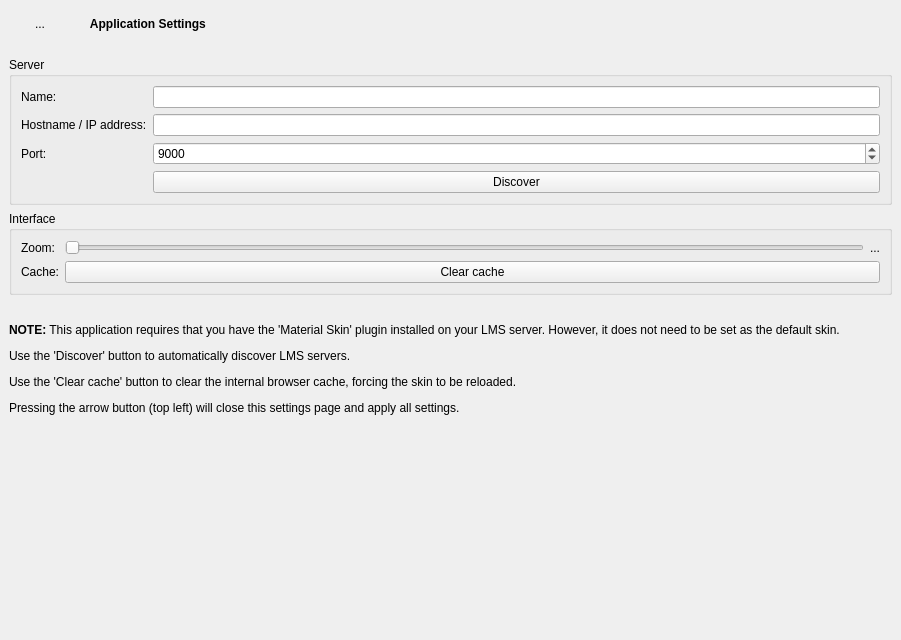
Qt form src/settingswidget.ui (CDrummond/melodeon) before a commit.
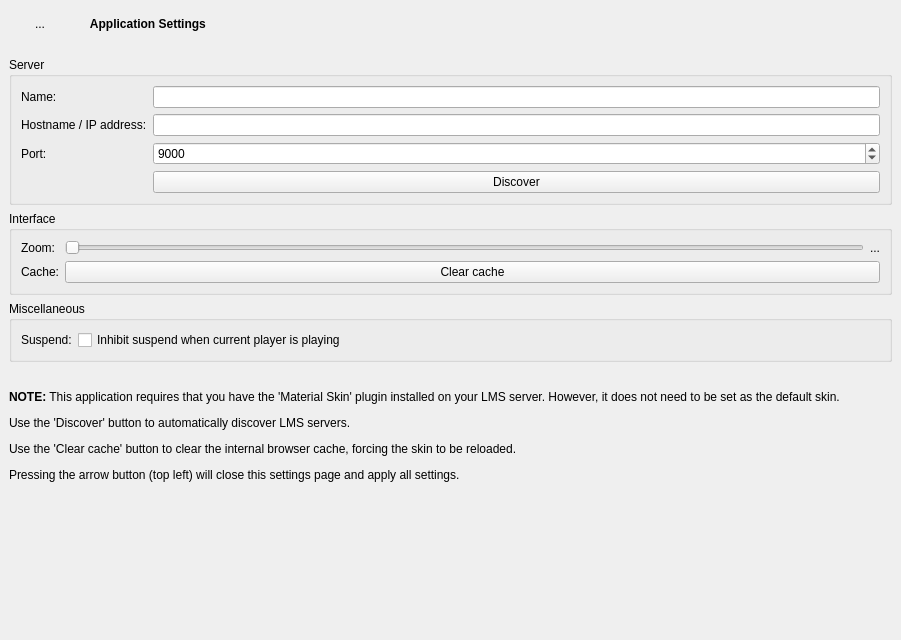
The same form after that commit.

Commit message: Add option to inhibit suspend whilst playing.

What changed in the file:
```diff
--- a/src/settingswidget.ui
+++ b/src/settingswidget.ui
@@ -121,22 +121,6 @@
        </rect>
       </property>
       <layout class="QGridLayout" name="gridLayout">
-       <item row="2" column="0">
-        <spacer name="verticalSpacer_6">
-         <property name="orientation">
-          <enum>Qt::Vertical</enum>
-         </property>
-         <property name="sizeType">
-          <enum>QSizePolicy::Fixed</enum>
-         </property>
-         <property name="sizeHint" stdset="0">
-          <size>
-           <width>20</width>
-           <height>22</height>
-          </size>
-         </property>
-        </spacer>
-       </item>
        <item row="0" column="0">
         <widget class="QGroupBox" name="serverGroupBox">
          <property name="sizePolicy">
@@ -205,31 +189,6 @@
          </layout>
         </widget>
        </item>
-       <item row="3" column="0">
-        <widget class="QLabel" name="label_9">
-         <property name="sizePolicy">
-          <sizepolicy hsizetype="MinimumExpanding" vsizetype="Preferred">
-           <horstretch>0</horstretch>
-           <verstretch>0</verstretch>
-          </sizepolicy>
-         </property>
-         <property name="maximumSize">
-          <size>
-           <width>1000</width>
-           <height>16777215</height>
-          </size>
-         </property>
-         <property name="text">
-          <string>&lt;html&gt;&lt;head/&gt;&lt;body&gt;&lt;p&gt;&lt;span style=&quot; font-weight:600;&quot;&gt;NOTE:&lt;/span&gt; This application requires that you have the 'Material Skin' plugin installed on your LMS server. However, it does not need to be set as the default skin.&lt;/p&gt;&lt;p&gt;Use the 'Discover' button to automatically discover LMS servers.&lt;/p&gt;&lt;p&gt;Use the 'Clear cache' button to clear the internal browser cache, forcing the skin to be reloaded.&lt;/p&gt;&lt;p&gt;Pressing the arrow button (top left) will close this settings page and apply all settings.&lt;/p&gt;&lt;/body&gt;&lt;/html&gt;</string>
-         </property>
-         <property name="textFormat">
-          <enum>Qt::RichText</enum>
-         </property>
-         <property name="wordWrap">
-          <bool>true</bool>
-         </property>
-        </widget>
-       </item>
        <item row="1" column="0">
         <widget class="QGroupBox" name="interfaceGroupBox">
          <property name="sizePolicy">
@@ -299,7 +258,83 @@
          </layout>
         </widget>
        </item>
+       <item row="2" column="0">
+        <widget class="QGroupBox" name="miscGroupBox">
+         <property name="sizePolicy">
+          <sizepolicy hsizetype="MinimumExpanding" vsizetype="Preferred">
+           <horstretch>0</horstretch>
+           <verstretch>0</verstretch>
+          </sizepolicy>
+         </property>
+         <property name="maximumSize">
+          <size>
+           <width>1000</width>
+           <height>16777215</height>
+          </size>
+         </property>
+         <property name="title">
+          <string>Miscellaneous</string>
+         </property>
+         <layout class="QFormLayout" name="formLayout_2">
+          <item row="0" column="0">
+           <widget class="QLabel" name="label_6">
+            <property name="text">
+             <string>Suspend:</string>
+            </property>
+           </widget>
+          </item>
+          <item row="0" column="1">
+           <widget class="QCheckBox" name="inhibitSuspend">
+            <property name="text">
+             <string>Inhibit suspend when current player is playing</string>
+            </property>
+           </widget>
+          </item>
+         </layout>
+        </widget>
+       </item>
+       <item row="3" column="0">
+        <spacer name="verticalSpacer_6">
+         <property name="orientation">
+          <enum>Qt::Vertical</enum>
+         </property>
+         <property name="sizeType">
+          <enum>QSizePolicy::Fixed</enum>
+         </property>
+         <property name="sizeHint" stdset="0">
+          <size>
+           <width>20</width>
+           <height>22</height>
+          </size>
+         </property>
+        </spacer>
+       </item>
        <item row="4" column="0">
+        <widget class="QLabel" name="label_9">
+         <property name="sizePolicy">
+          <sizepolicy hsizetype="MinimumExpanding" vsizetype="Preferred">
+           <horstretch>0</horstretch>
+           <verstretch>0</verstretch>
+          </sizepolicy>
+         </property>
+         <property name="maximumSize">
+          <size>
+           <width>1000</width>
+           <height>16777215</height>
+          </size>
+         </property>
+         <property name="text">
+          <string>&lt;html&gt;&lt;head/&gt;&lt;body&gt;&lt;p&gt;&lt;span style=&quot; font-weight:600;&quot;&gt;NOTE:&lt;/span&gt; This application requires that you have the 'Material Skin' plugin installed on your LMS server. However, it does not need to be set as the default skin.&lt;/p&gt;&lt;p&gt;Use the 'Discover' button to automatically discover LMS servers.&lt;/p&gt;&lt;p&gt;Use the 'Clear cache' button to clear the internal browser cache, forcing the skin to be reloaded.&lt;/p&gt;&lt;p&gt;Pressing the arrow button (top left) will close this settings page and apply all settings.&lt;/p&gt;&lt;/body&gt;&lt;/html&gt;</string>
+         </property>
+         <property name="textFormat">
+          <enum>Qt::RichText</enum>
+         </property>
+         <property name="wordWrap">
+          <bool>true</bool>
+         </property>
+        </widget>
+       </item>
+       <item row="5" column="0">
         <spacer name="verticalSpacer">
          <property name="orientation">
           <enum>Qt::Vertical</enum>
```
The commit also changes 16 other files.
